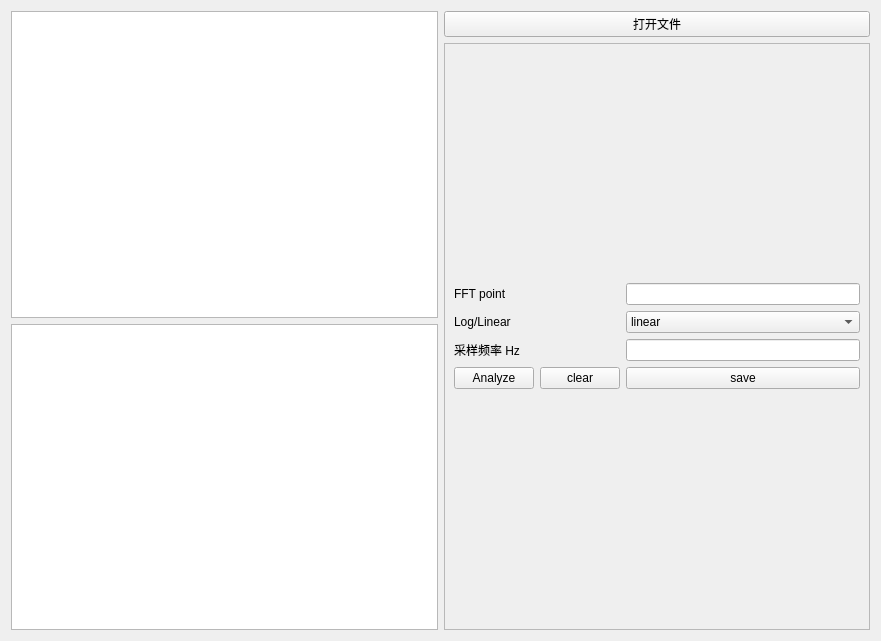
huazhixixi/spectrum_analyzer, file untitled.ui: the form before one commit.
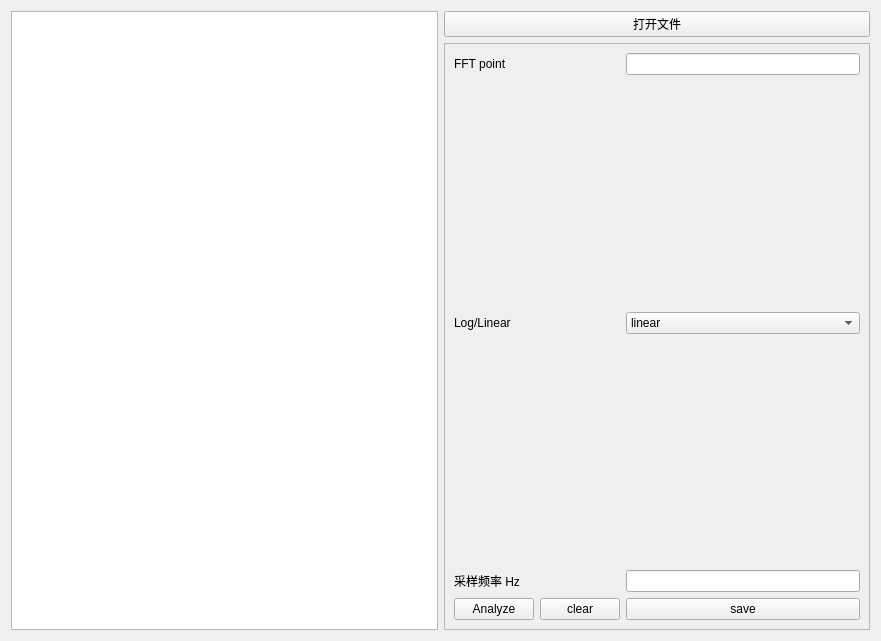
The form after the commit. Custom widgets are drawn as their Qt base class.

Diff of the .ui file:
```diff
--- a/untitled.ui
+++ b/untitled.ui
@@ -19,9 +19,6 @@
      <item>
       <widget class="GraphicsLayoutWidget" name="graphicsView"/>
      </item>
-     <item>
-      <widget class="GraphicsLayoutWidget" name="graphicsView_2"/>
-     </item>
     </layout>
    </item>
    <item row="0" column="1">
@@ -42,28 +39,35 @@
      <layout class="QGridLayout" name="gridLayout_2">
       <item row="0" column="0">
        <layout class="QGridLayout" name="gridLayout">
-        <item row="3" column="0">
+        <item row="5" column="0">
          <widget class="QPushButton" name="AnalyzeButton">
           <property name="text">
            <string>Analyze</string>
           </property>
          </widget>
         </item>
-        <item row="1" column="0">
+        <item row="2" column="0">
          <widget class="QLabel" name="label_2">
           <property name="text">
            <string>Log/Linear</string>
           </property>
          </widget>
         </item>
-        <item row="3" column="2">
+        <item row="5" column="2">
          <widget class="QPushButton" name="save">
           <property name="text">
            <string>save</string>
           </property>
          </widget>
         </item>
-        <item row="2" column="0">
+        <item row="5" column="1">
+         <widget class="QPushButton" name="ClearFig">
+          <property name="text">
+           <string>clear</string>
+          </property>
+         </widget>
+        </item>
+        <item row="4" column="0">
          <widget class="QLabel" name="label_3">
           <property name="text">
            <string>采样频率 Hz</string>
@@ -73,7 +77,7 @@
         <item row="0" column="2">
          <widget class="QLineEdit" name="FFTPoint"/>
         </item>
-        <item row="1" column="2">
+        <item row="2" column="2">
          <widget class="QComboBox" name="Ychidu">
           <item>
            <property name="text">
@@ -87,6 +91,19 @@
           </item>
          </widget>
         </item>
+        <item row="1" column="0">
+         <spacer name="verticalSpacer">
+          <property name="orientation">
+           <enum>Qt::Vertical</enum>
+          </property>
+          <property name="sizeHint" stdset="0">
+           <size>
+            <width>20</width>
+            <height>40</height>
+           </size>
+          </property>
+         </spacer>
+        </item>
         <item row="0" column="0">
          <widget class="QLabel" name="label">
           <property name="text">
@@ -94,15 +111,21 @@
           </property>
          </widget>
         </item>
-        <item row="2" column="2">
+        <item row="4" column="2">
          <widget class="QLineEdit" name="fs"/>
         </item>
-        <item row="3" column="1">
-         <widget class="QPushButton" name="ClearFig">
-          <property name="text">
-           <string>clear</string>
+        <item row="3" column="0">
+         <spacer name="verticalSpacer_2">
+          <property name="orientation">
+           <enum>Qt::Vertical</enum>
           </property>
-         </widget>
+          <property name="sizeHint" stdset="0">
+           <size>
+            <width>20</width>
+            <height>40</height>
+           </size>
+          </property>
+         </spacer>
         </item>
        </layout>
       </item>
```
